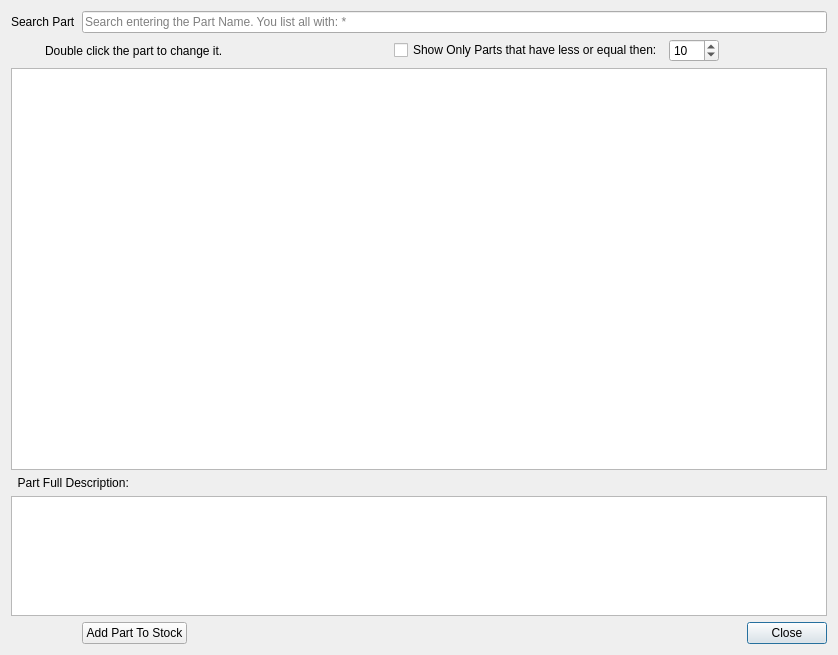
Qt form Stock_Control.ui (bedi1982/Oficina) before a commit.
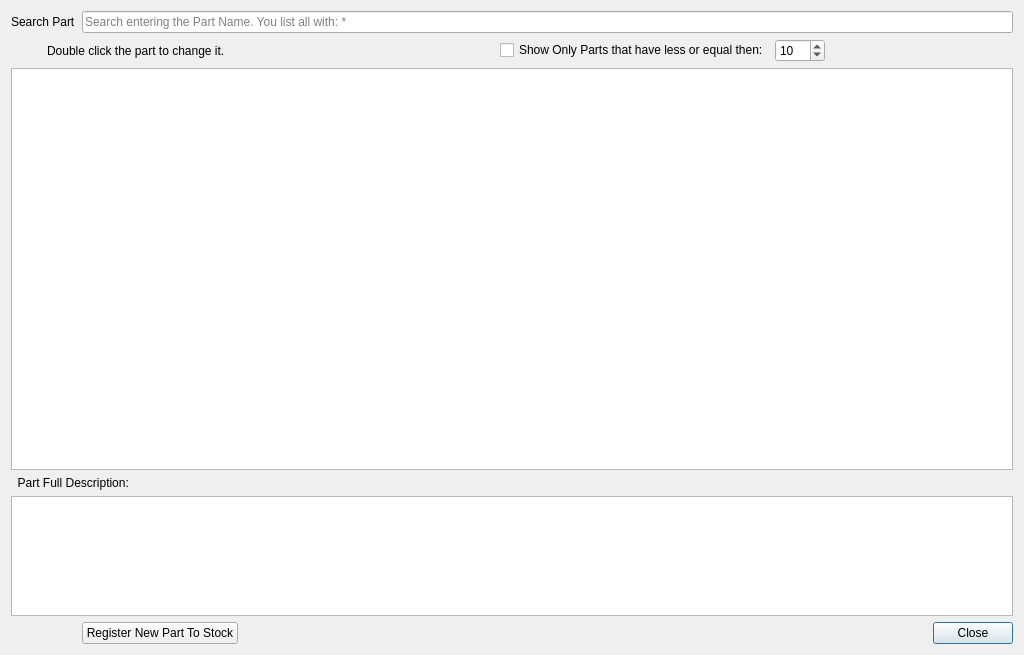
The same form after that commit. Icons and pictures are not drawn.

Commit message: Fixed interface on Services history Fixed Service Category sql

```diff
--- a/Stock_Control.ui
+++ b/Stock_Control.ui
@@ -6,10 +6,16 @@
    <rect>
     <x>0</x>
     <y>0</y>
-    <width>838</width>
+    <width>1024</width>
     <height>655</height>
    </rect>
   </property>
+  <property name="minimumSize">
+   <size>
+    <width>1024</width>
+    <height>0</height>
+   </size>
+  </property>
   <property name="windowTitle">
    <string>Stock Control</string>
   </property>
@@ -174,7 +180,7 @@
    <item row="5" column="2">
     <widget class="QPushButton" name="pushButton">
      <property name="text">
-      <string>Add Part To Stock</string>
+      <string>Register New Part To Stock</string>
      </property>
      <property name="icon">
       <iconset resource="images/images.qrc">
```
Left out of the diff: 2 changed lines with no effect on the pictures. The commit also changes 6 other files.
